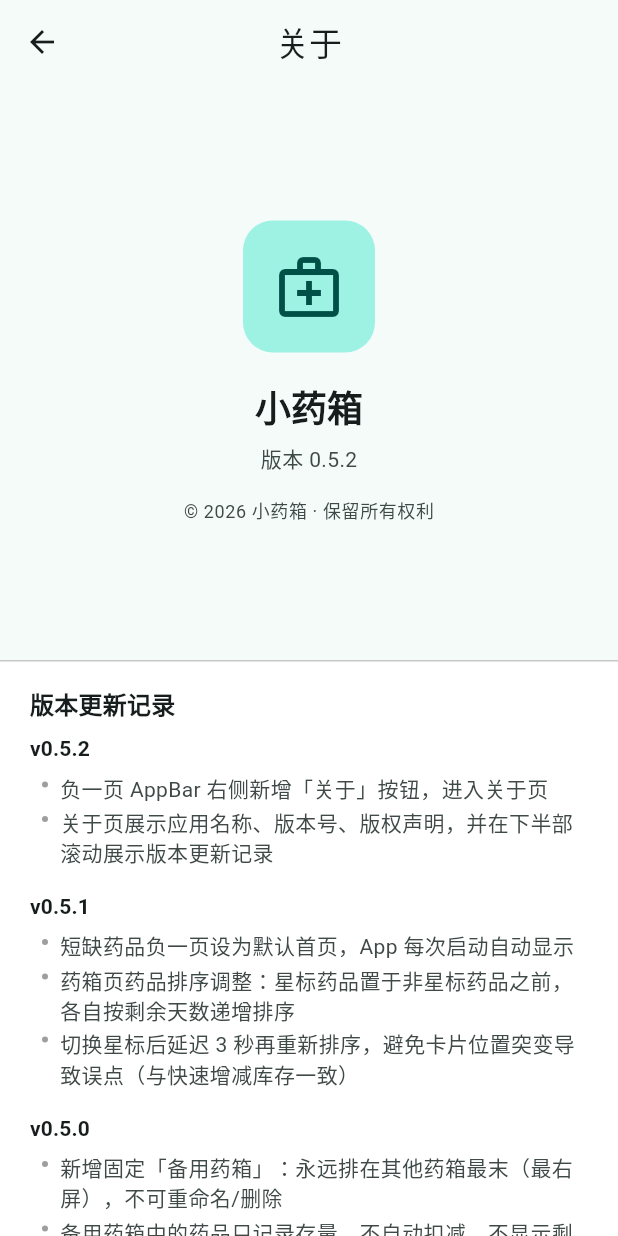
After one commit to jjzhang2000/pharm_assistant, a Flutter app: the AboutScreen screen opened by its route, on a phone screen of 412 x 824 dp. The commit adds this screen. Run offline on Flutter 3.47's test engine with Material 3 defaults, Android fonts, the phone set to English and light mode, and no system bars; our stand-ins replace flutter_local_notifications, material_symbols_icons, timezone; missing offline and left inert: gal, mobile_scanner.

Commit message:
feat: 负一页新增关于按钮进入关于页，展示版本信息与更新记录，版本号升至 0.5.2

```diff
--- a/lib/app.dart
+++ b/lib/app.dart
@@ -4,6 +4,7 @@ import 'package:flutter_localizations/flutter_localizations.dart';
 import 'screens/home_screen.dart';
 import 'screens/add_edit_medicine_screen.dart';
 import 'screens/medicine_detail_screen.dart';
+import 'screens/about_screen.dart';
 
 /// 应用根组件：配置主题、国际化与路由表
 class MedicineApp extends StatelessWidget {
@@ -46,6 +47,7 @@ class MedicineApp extends StatelessWidget {
           final id = ModalRoute.of(context)!.settings.arguments as String;
           return MedicineDetailScreen(medicineId: id);
         },
+        '/about': (context) => const AboutScreen(),
       },
     );
   }
--- /dev/null
+++ b/lib/screens/about_screen.dart
@@ -0,0 +1,239 @@
+import 'package:flutter/material.dart';
+
+/// 关于页：展示应用名称、版本号、版权声明；页面下半部滚动展示版本更新记录
+class AboutScreen extends StatelessWidget {
+  const AboutScreen({super.key});
+
+  /// 应用名称
+  static const String appName = '小药箱';
+
+  /// 版本号：与 pubspec.yaml 的 version 字段保持一致
+  static const String appVersion = '0.5.2';
+
+  /// 版权声明
+  static const String copyright = '© 2026 小药箱 · 保留所有权利';
+
+  /// 版本更新记录（与 README.md「版本更新记录」章节保持一致，按版本从新到旧）
+  static const List<_VersionEntry> _changelog = [
+    _VersionEntry('0.5.2', [
+      '负一页 AppBar 右侧新增「关于」按钮，进入关于页',
+      '关于页展示应用名称、版本号、版权声明，并在下半部滚动展示版本更新记录',
+    ]),
+    _VersionEntry('0.5.1', [
+      '短缺药品负一页设为默认首页，App 每次启动自动显示',
+      '药箱页药品排序调整：星标药品置于非星标药品之前，各自按剩余天数递增排序',
+      '切换星标后延迟 3 秒再重新排序，避免卡片位置突变导致误点（与快速增减库存一致）',
+    ]),
+    _VersionEntry('0.5.0', [
+      '新增固定「备用药箱」：永远排在其他药箱最末（最右屏），不可重命名/删除',
+      '备用药箱中的药品只记录存量，不自动扣减、不显示剩余存量/天数、不参与短缺统计与通知',
+      '备用药箱卡片与详情页相应精简，快速加减库存仍可用',
+    ]),
+    _VersionEntry('0.4.5', [
+      '短缺药品负一页 AppBar 右侧新增「分享」图标：一键生成整页长截图并保存到系统相册',
+      '集成 gal 插件用于保存图片到相册（已完成 Android/iOS 相册权限适配）',
+      'Android compileSdk 由 35 升级到 36',
+    ]),
+    _VersionEntry('0.4.4', [
+      '修复星标药品短缺通知漏发：打开 App 时已触及警戒线的星标药品会补发即时通知',
+      '修复后台预排期通知时区偏移问题',
+    ]),
+    _VersionEntry('0.4.3', [
+      '修复星标药品短缺通知不及时的问题：预排期触发时刻由「下个午夜 + 整日数」改为按剩余天数差换算的精确时刻',
+      '非星标药品短缺时不再发送通知',
+      '库存数值持久化统一舍入到 2 位小数，消除浮点误差',
+      '库存显示为整数时省略小数点与末尾 0',
+      '药箱卡片星标与快速增减 -/+ 合并为同一行，压缩卡片高度',
+      '短缺负一页药品条目由「剩余天数」改为「剩余存量 / 剩余天数」',
+    ]),
+    _VersionEntry('0.4.2', [
+      '药箱卡片快速增减库存时，库存立即持久化，卡片列表重新排序延迟 3 秒；连续增减重置等待时间',
+    ]),
+    _VersionEntry('0.4.1', [
+      '药品详情页「快速调整库存」区新增 +50 按钮，点击一次增加 50 单位库存',
+    ]),
+    _VersionEntry('0.4.0', [
+      '药品新增「星标」属性',
+      '短缺负一页顶部新增星标聚合卡片，星标药品优先展示',
+      '详情页头部大框改为显示「剩余存量 / 天数」',
+      '星标药品短缺通知改为按「跌破警戒线时刻」预排期（zonedSchedule），App 未运行时也能推送',
+      '修复 Android 13+ 未运行时申请通知权限导致收不到通知的问题',
+    ]),
+    _VersionEntry('0.3.0', [
+      '详情页 AppBar 右侧删除按钮改为「更多」菜单（移动 / 删除）',
+      '长按药品卡片进入全屏药箱概览，拖动到其他药箱或「新药箱」完成移动',
+      '移动成功后首页自动跳转到目标药箱',
+    ]),
+    _VersionEntry('0.2.2', [
+      '药箱页底部指示点随安卓系统导航栏显示/隐藏动态调整位置',
+    ]),
+    _VersionEntry('0.2.1', [
+      '药箱自动分配柔和的水粉/水彩底色，显示在药箱页标题栏与短缺页卡片标题行',
+    ]),
+    _VersionEntry('0.2.0', [
+      '新增「短缺药品」负一页，按药箱分组展示剩余天数不足的药品',
+      '清理冗余代码与注释',
+    ]),
+    _VersionEntry('0.1.0', [
+      '新增多药箱功能：左右滑动切换、新建药箱、按药箱归类药品',
+      '药箱支持重命名与删除',
+      '药品联网查询与扫码录入（天行数据接口 + mobile_scanner）',
+      '服用时间安排（每天固定时段 / 每周 / 每月）与库存精确扣减',
+      '低频药品下次服用日期与按天提醒',
+      '首页药品列表按剩余时间排序',
+      '修复整片场景剩余天数少算一天、快速调整库存未重置扣减基准等问题',
+    ]),
+    _VersionEntry('0.0.0', [
+      '初始版本：药品库存管理，三组表单界面、库存预警、Windows 桌面支持',
+      '根据服药周期自动扣减库存并预定定时通知',
+      '应用名定为「小药箱」',
+      '详情页 +7 快速加库存按钮',
+    ]),
+  ];
+
+  @override
+  Widget build(BuildContext context) {
+    final theme = Theme.of(context);
+
+    return Scaffold(
+      appBar: AppBar(title: const Text('关于')),
+      body: Column(
+        children: [
+          // 上半部：应用信息
+          Expanded(
+            child: Center(
+              child: Column(
+                mainAxisSize: MainAxisSize.min,
+                children: [
+                  Container(
+                    width: 88,
+                    height: 88,
+                    decoration: BoxDecoration(
+                      color: theme.colorScheme.primaryContainer,
+                      borderRadius: BorderRadius.circular(20),
+                    ),
+                    child: Icon(
+                      Icons.medical_services_outlined,
+                      size: 48,
+                      color: theme.colorScheme.onPrimaryContainer,
+                    ),
+                  ),
+                  const SizedBox(height: 20),
+                  Text(
+                    appName,
+                    style: theme.textTheme.headlineSmall
+                        ?.copyWith(fontWeight: FontWeight.bold),
+                  ),
+                  const SizedBox(height: 8),
+                  Text(
+                    '版本 $appVersion',
+                    style: theme.textTheme.bodyMedium
+                        ?.copyWith(color: theme.colorScheme.onSurfaceVariant),
+                  ),
+                  const SizedBox(height: 16),
+                  Text(
+                    copyright,
+                    style: theme.textTheme.bodySmall
+                        ?.copyWith(color: theme.colorScheme.onSurfaceVariant),
+                  ),
+                ],
+              ),
+            ),
+          ),
+          // 下半部：版本更新记录（约占一半高度，可滚动）
+          Expanded(
+            child: Container(
+              width: double.infinity,
+              decoration: BoxDecoration(
+                color: theme.colorScheme.surfaceContainerLowest,
+                border: Border(
+                  top: BorderSide(
+                    color: theme.dividerColor.withValues(alpha: 0.4),
+                  ),
+                ),
+              ),
+              child: Column(
+                crossAxisAlignment: CrossAxisAlignment.start,
+                children: [
+                  Padding(
+                    padding: const EdgeInsets.fromLTRB(20, 16, 20, 8),
+                    child: Text(
+                      '版本更新记录',
+                      style: theme.textTheme.titleMedium
+                          ?.copyWith(fontWeight: FontWeight.bold),
+                    ),
+                  ),
+                  Expanded(
+                    child: ListView.builder(
+                      padding: const EdgeInsets.fromLTRB(20, 0, 20, 16),
+                      itemCount: _changelog.length,
+                      itemBuilder: (context, index) {
+                        final entry = _changelog[index];
+                        return _buildVersionEntry(theme, entry);
+                      },
+                    ),
+                  ),
+                ],
+              ),
+            ),
+          ),
+        ],
+      ),
+    );
+  }
+
+  Widget _buildVersionEntry(ThemeData theme, _VersionEntry entry) {
+    return Padding(
+      padding: const EdgeInsets.only(bottom: 16),
+      child: Column(
+        crossAxisAlignment: CrossAxisAlignment.start,
+        children: [
+          Text(
+            'v${entry.version}',
+            style: theme.textTheme.titleSmall
+                ?.copyWith(fontWeight: FontWeight.w600),
+          ),
+          const SizedBox(height: 4),
+          for (final change in entry.changes)
+            Padding(
+              padding: const EdgeInsets.only(left: 8, top: 2),
+              child: Row(
+                crossAxisAlignment: CrossAxisAlignment.start,
+                children: [
+                  const Padding(
+                    padding: EdgeInsets.only(top: 6),
+                    child: SizedBox(
+                      width: 4,
+                      height: 4,
+                      child: DecoratedBox(
+                        decoration: BoxDecoration(
+                          color: Colors.grey,
+                          shape: BoxShape.circle,
+                        ),
+                      ),
+                    ),
+                  ),
+                  const SizedBox(width: 8),
+                  Expanded(
+                    child: Text(
+                      change,
+                      style: theme.textTheme.bodyMedium?.copyWith(
+                        color: theme.colorScheme.onSurfaceVariant,
+                      ),
+                    ),
+                  ),
+                ],
+              ),
+            ),
+        ],
+      ),
+    );
+  }
+}
+
+class _VersionEntry {
+  const _VersionEntry(this.version, this.changes);
+
+  final String version;
+  final List<String> changes;
+}
--- a/lib/screens/home_screen.dart
+++ b/lib/screens/home_screen.dart
@@ -489,13 +489,19 @@ class _HomeScreenState extends State<HomeScreen> {
                 foregroundColor: theme.colorScheme.onSurface,
                 title: Text(onShortagePage ? '短缺药品' : currentBox.name),
                 actions: [
-                  if (onShortagePage)
+                  if (onShortagePage) ...[
                     IconButton(
                       tooltip: '分享短缺药品',
                       icon: const Icon(Icons.share_outlined),
                       onPressed: _shareShortage,
-                    )
-                  else
+                    ),
+                    IconButton(
+                      tooltip: '关于',
+                      icon: const Icon(Icons.info_outline),
+                      onPressed: () =>
+                          Navigator.pushNamed(context, '/about'),
+                    ),
+                  ] else
                     PopupMenuButton<_BoxAction>(
                       tooltip: '更多',
                       icon: const Icon(Icons.more_horiz),
--- a/pubspec.yaml
+++ b/pubspec.yaml
@@ -1,7 +1,7 @@
 name: pharm_assistant
 description: 小药箱 - 日常药品库存管理
 publish_to: 'none'
-version: 0.5.1+2
+version: 0.5.2+3
 
 environment:
   sdk: '>=3.0.0 <4.0.0'
```
Also changed, not shown: 1 other file.
